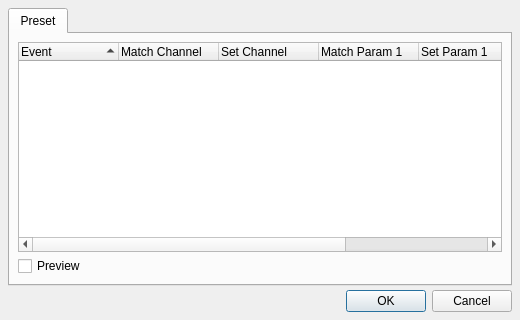
Qt form src/qsynthRouterForm.ui (shuckc/qsynth) before a commit.
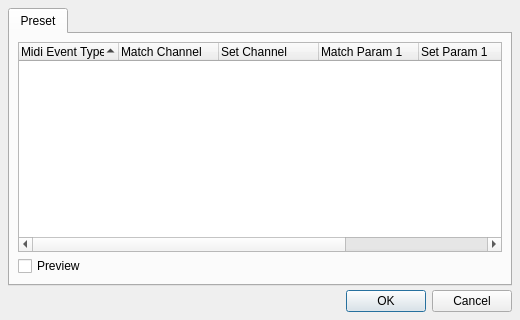
The same form after that commit. Icons and pictures are not drawn.

Commit message: hookup inline editor widgets to m_ui.RulesListView

The edit to the form file:
```diff
--- a/src/qsynthRouterForm.ui
+++ b/src/qsynthRouterForm.ui
@@ -97,7 +97,7 @@
           </property>
           <column>
            <property name="text" >
-            <string>Event</string>
+            <string>Midi Event Type</string>
            </property>
           </column>
           <column>
```
Left out of the diff: 4 changed lines with no effect on the pictures. The commit also changes 2 other files.
